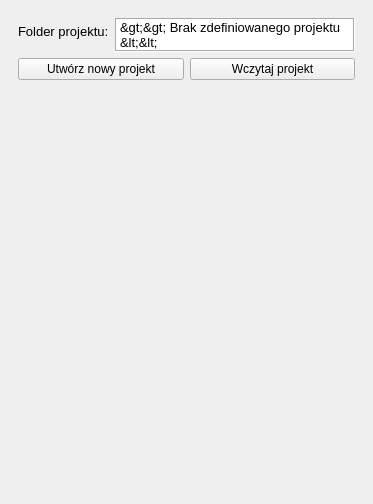
First picture: the form in well_matching_dockwidget_base.ui, repository dszrek/well_matching, before the edit.
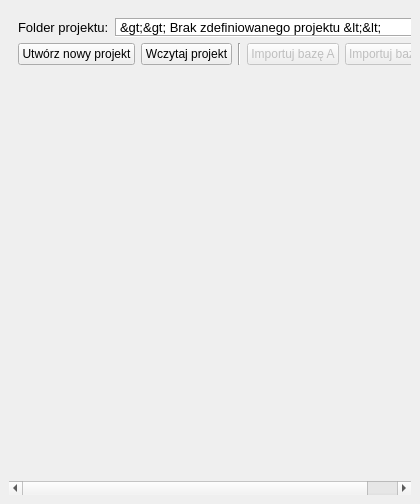
Second picture: the form after the edit.

Commit message: Dodano przyciski importowania bazy A i B do .ui

What changed in the file:
```diff
--- a/well_matching_dockwidget_base.ui
+++ b/well_matching_dockwidget_base.ui
@@ -6,7 +6,7 @@
    <rect>
     <x>0</x>
     <y>0</y>
-    <width>373</width>
+    <width>420</width>
     <height>504</height>
    </rect>
   </property>
@@ -31,8 +31,8 @@
         <rect>
          <x>0</x>
          <y>0</y>
-         <width>355</width>
-         <height>464</height>
+         <width>408</width>
+         <height>447</height>
         </rect>
        </property>
        <layout class="QVBoxLayout" name="verticalLayout">
@@ -101,6 +101,33 @@
             </property>
            </widget>
           </item>
+          <item>
+           <widget class="Line" name="line">
+            <property name="orientation">
+             <enum>Qt::Vertical</enum>
+            </property>
+           </widget>
+          </item>
+          <item>
+           <widget class="QPushButton" name="btn_adf">
+            <property name="enabled">
+             <bool>false</bool>
+            </property>
+            <property name="text">
+             <string>Importuj bazę A</string>
+            </property>
+           </widget>
+          </item>
+          <item>
+           <widget class="QPushButton" name="btn_bdf">
+            <property name="enabled">
+             <bool>false</bool>
+            </property>
+            <property name="text">
+             <string>Importuj bazę B</string>
+            </property>
+           </widget>
+          </item>
          </layout>
         </item>
         <item>
```
